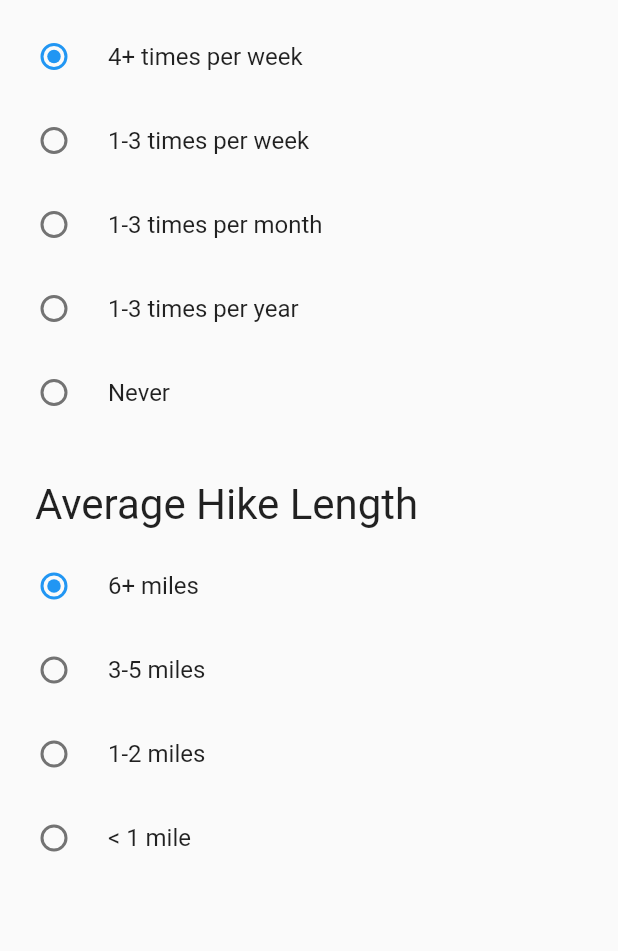
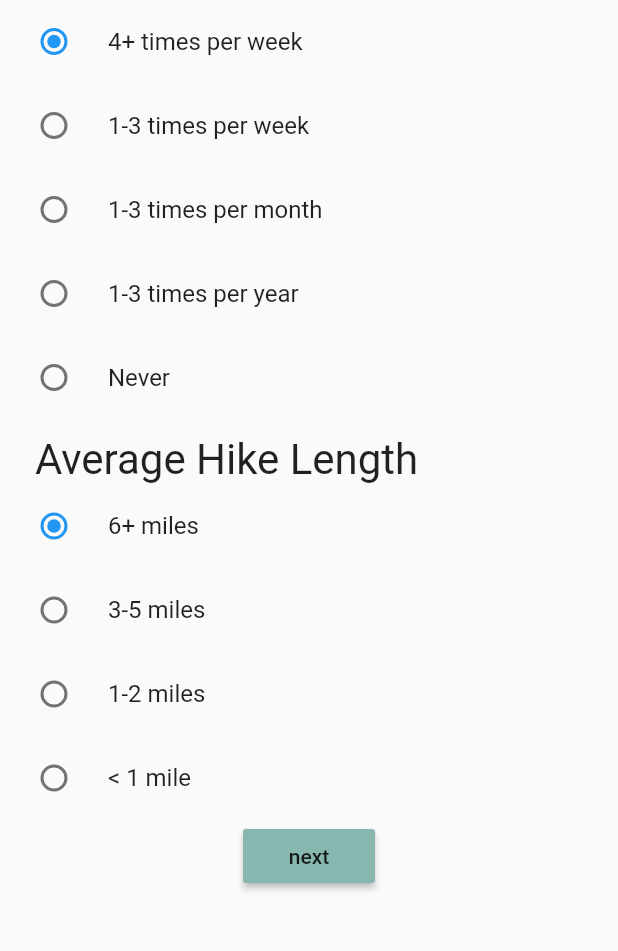
Before and after one commit to anahoward815/MobileProject, a Flutter app: the screen it shows after launch, on a phone screen of 412 x 824 dp, the part 236-1187 px from its top. Run offline on Flutter 3.47's test engine with Material 2 defaults, Android fonts, the phone set to English and light mode, and no system bars; missing offline and left inert: dart:ffi.

Commit message:
next button added to hiking-experience

```diff
--- a/HikingApp/lib/pages/hiking_experience.dart
+++ b/HikingApp/lib/pages/hiking_experience.dart
@@ -37,7 +37,7 @@ class _RateYourExperience extends State<RateYourExperience> {
             ),
           ),
           const Padding(
-            padding: EdgeInsets.fromLTRB(0, 0, 150, 10),
+            padding: EdgeInsets.fromLTRB(0, 0, 150, 0),
             child: Text(
               'Hiking Frequency',
               style: TextStyle(
@@ -97,7 +97,7 @@ class _RateYourExperience extends State<RateYourExperience> {
             },
           ),
           const Padding(
-            padding: EdgeInsets.fromLTRB(0, 30, 110, 10),
+            padding: EdgeInsets.fromLTRB(0, 10, 110, 0),
             child: Text(
               'Average Hike Length',
               style: TextStyle(
@@ -146,7 +146,13 @@ class _RateYourExperience extends State<RateYourExperience> {
               });
             },
           ),
-
+          RaisedButton(
+            onPressed: () {
+              Navigator.pushNamed(context, '/equipment');
+            },
+            child: Text('next'),
+            color: Color.fromRGBO(136, 183, 175, 100),
+          )
         ],
       )
     );
```
